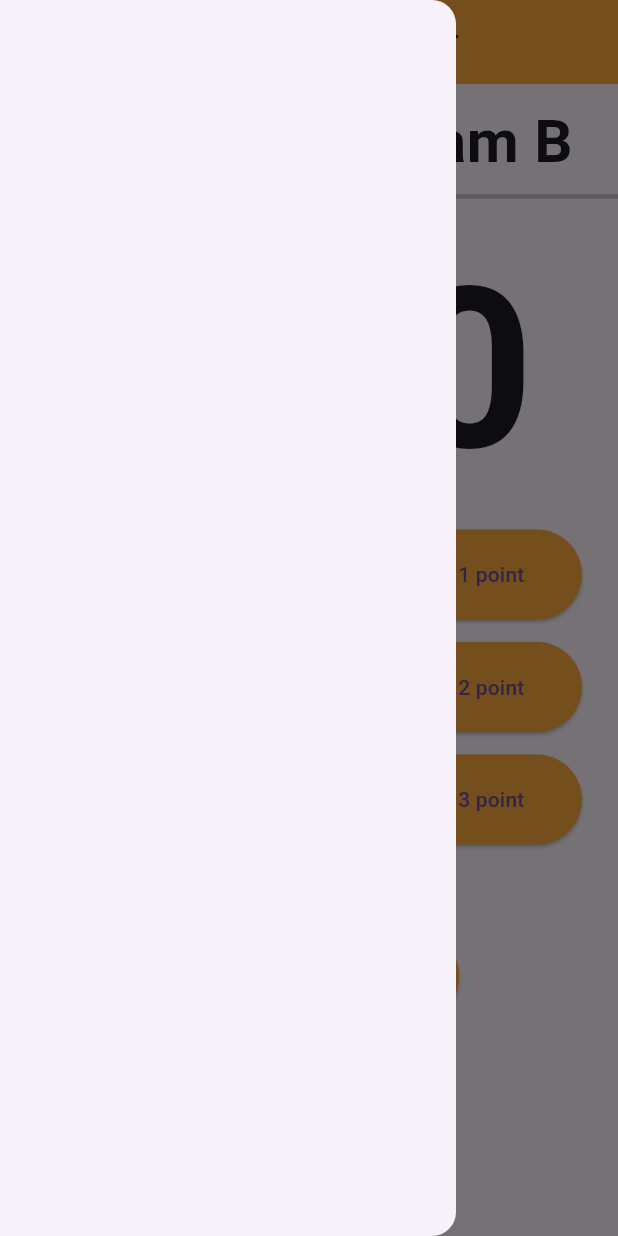
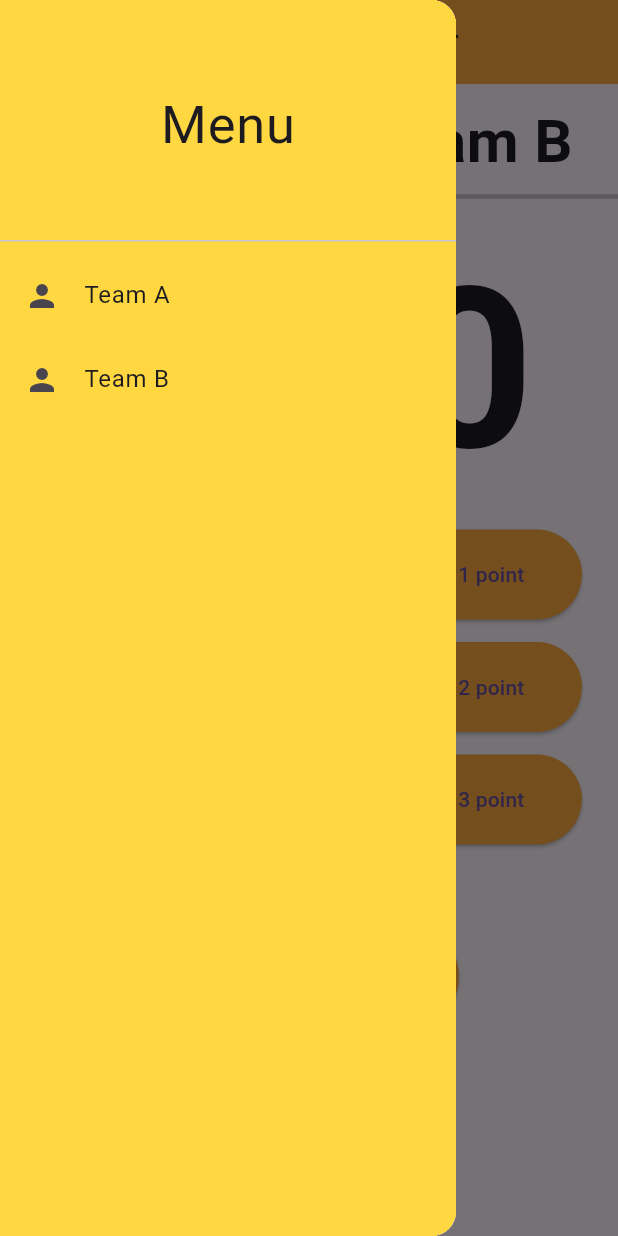
Before and after one commit to Disl11/compteur-flutter, a Flutter app: the screen it shows after launch, with the side drawer open, on a phone screen of 412 x 824 dp. Run offline on Flutter 3.47's test engine with Material 3 defaults, Android fonts, the phone set to English and light mode, and no system bars.

```diff
--- a/lib/compteur.dart
+++ b/lib/compteur.dart
@@ -9,7 +9,6 @@ class Compteur extends StatefulWidget {
 
 class _CompteurState extends State<Compteur> {
   int scoreTeamA = 0;
-
   int scoreTeamB = 0;
 
   @override
@@ -19,7 +18,34 @@ class _CompteurState extends State<Compteur> {
         title: Center(child: Text("Mon compteur")),
         backgroundColor: Colors.orangeAccent,
       ),
-      drawer: Drawer(),
+      drawer: Drawer(
+        child: Container(
+          color: Colors.amberAccent,
+          child: ListView(
+            children: [
+              DrawerHeader(
+                child: Center(
+                  child: Text("Menu", style: TextStyle(fontSize: 35)),
+                ),
+              ),
+              ListTile(
+                leading: Icon(Icons.person),
+                title: Text("Team A"),
+                onTap: () {
+                  Navigator.pushNamed(context, '/TeamA');
+                },
+              ),
+              ListTile(
+                leading: Icon(Icons.person),
+                title: Text("Team B"),
+                onTap: () {
+                  Navigator.pushNamed(context, '/TeamB');
+                },
+              ),
+            ],
+          ),
+        ),
+      ),
       body: Column(
         children: [
           Container(
@@ -32,7 +58,12 @@ class _CompteurState extends State<Compteur> {
                     child: Column(
                       children: [
                         SizedBox(height: 10),
-                        Container(
+                        GestureDetector(
+                          onTap: () {
+                            Navigator.pushNamed(context, '/TeamA');
+                            print("click Team A");
+                          },
+                          child: Container(
                             child: Text(
                               "Team A",
                               style: TextStyle(
@@ -41,6 +72,8 @@ class _CompteurState extends State<Compteur> {
                               ),
                             ),
                           ),
+                        ),
+
                         Divider(endIndent: 10, thickness: 3),
                         Container(
                           child: Text(
@@ -110,7 +143,12 @@ class _CompteurState extends State<Compteur> {
                     child: Column(
                       children: [
                         SizedBox(height: 10),
-                        Container(
+                        GestureDetector(
+                          onTap: () {
+                            Navigator.pushNamed(context, '/TeamB');
+                            print("Click Team B");
+                          },
+                          child: Container(
                             child: Text(
                               "Team B",
                               style: TextStyle(
@@ -119,6 +157,8 @@ class _CompteurState extends State<Compteur> {
                               ),
                             ),
                           ),
+                        ),
+
                         Divider(indent: 10, thickness: 3),
                         Container(
                           child: Text(
--- a/lib/main.dart
+++ b/lib/main.dart
@@ -1,4 +1,6 @@
 import 'package:compteur/compteur.dart';
+import 'package:compteur/pageTeams/teamA.dart';
+import 'package:compteur/pageTeams/teamB.dart';
 import 'package:flutter/material.dart';
 
 void main() {
@@ -10,6 +12,14 @@ class MyApp extends StatelessWidget {
 
   @override
   Widget build(BuildContext context) {
-    return MaterialApp(title: 'Compteur', home: Compteur());
+    return MaterialApp(
+      routes: {
+        '/TeamA': (BuildContext context) => TeamA(),
+        '/TeamB': (BuildContext context) => const TeamB(),
+      },
+
+      title: 'Compteur',
+      home: Compteur(),
+    );
   }
 }
```
Also changed, not shown: lib/pageTeams/teamA.dart (+23 -0 lines), lib/pageTeams/teamB.dart (+15 -0 lines). Lines whose indentation alone changed are shown as unchanged.
